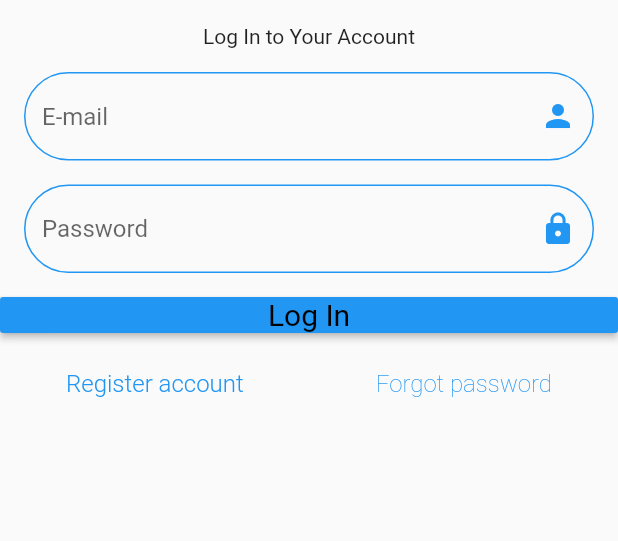
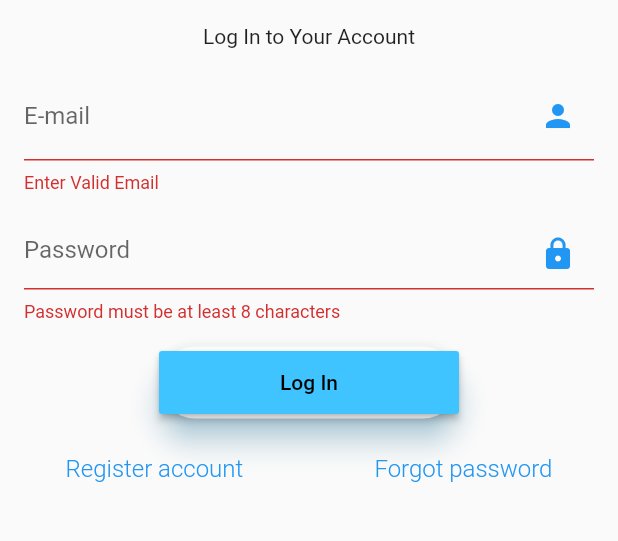
Before and after one commit to intan318/flutterproject, a Flutter app: the screen it shows after launch, after a tap on "Log In", on a phone screen of 412 x 824 dp, the part 258-799 px from its top. Run offline on Flutter 3.47's test engine with Material 2 defaults, Android fonts, the phone set to English and light mode, and no system bars.

Commit message:
added validation
validation for email and password

```diff
--- a/lib/login.dart
+++ b/lib/login.dart
@@ -6,9 +6,18 @@ class LoginPage extends StatefulWidget {
 }
 
 class _LoginPageState extends State<LoginPage> {
+  final _formKey = GlobalKey<FormState>();
+  bool validasi = false;
+  String email;
+  String password;
+
   @override
   Widget build(BuildContext context) {
+    return SingleChildScrollView(
+        child: Form(key: _formKey, autovalidate: validasi, child: FormLogin()));
+  }
 
+  Widget FormLogin() {
     return Column(
       children: <Widget>[
         Padding(
@@ -23,9 +32,14 @@ class _LoginPageState extends State<LoginPage> {
         Padding(
             padding: const EdgeInsets.only(left: 16.0, top: 16.0, right: 16.0),
             child: TextFormField(
+                validator: validasiEmail,
+                onSaved: (String em) {
+                  email = em;
+                },
                 keyboardType: TextInputType.emailAddress,
                 autofocus: false,
                 decoration: InputDecoration(
+                    labelText: 'E-mail',
                     hintText: 'E-mail',
                     suffixIcon: Icon(Icons.person, color: Colors.blue),
                     enabledBorder: OutlineInputBorder(
@@ -35,6 +49,10 @@ class _LoginPageState extends State<LoginPage> {
         Padding(
             padding: const EdgeInsets.only(left: 16.0, top: 16.0, right: 16.0),
             child: TextFormField(
+                validator: validasiPassword,
+                onSaved: (String p) {
+                  password = p;
+                },
                 obscureText: true,
                 autofocus: false,
                 decoration: InputDecoration(
@@ -46,31 +64,67 @@ class _LoginPageState extends State<LoginPage> {
                     )))),
         Padding(
           padding: EdgeInsets.symmetric(vertical: 16.0),
-          child: SizedBox(
-            width: double.infinity,
-            height: 24,
-            child: RaisedButton(
-            color: Colors.blue,
-            child: Text(
-              "Log In",
-              style: TextStyle(
-                  fontSize: 20.0, fontWeight: FontWeight.w400, color: Colors.black),
+          child: Material(
+            borderRadius: BorderRadius.circular(30.0),
+            shadowColor: Colors.lightBlueAccent.shade100,
+            elevation: 8.0,
+            child: MaterialButton(
+              minWidth: 200.0,
+              height: 42.0,
+              onPressed: () {
+                _validasiInputan();
+              },
+              color: Colors.lightBlueAccent,
+              child: Text('Log In', style: TextStyle(color: Colors.black)),
             ),
-            onPressed: () {},
-          )),
+          ),
         ),
-
         Padding(
-          padding: const EdgeInsets.only(top:8),
+          padding: const EdgeInsets.only(top: 8),
           child: Row(
             mainAxisAlignment: MainAxisAlignment.spaceAround,
             children: <Widget>[
-              Text("Register account", style: TextStyle(color: Colors.blue, fontSize: 16.0, fontWeight: FontWeight.w300)),
-              Text("Forgot password", style: TextStyle(color: Colors.blue, fontSize: 16.0, fontWeight: FontWeight.w200))
+              Text("Register account",
+                  style: TextStyle(
+                      color: Colors.blue,
+                      fontSize: 16.0,
+                      fontWeight: FontWeight.w300)),
+              Text("Forgot password",
+                  style: TextStyle(
+                      color: Colors.blue,
+                      fontSize: 16.0,
+                      fontWeight: FontWeight.w300))
             ],
           ),
         )
       ],
     );
   }
+
+  String validasiEmail(String email) {
+    Pattern pattern =
+        r'^(([^<>()[\]\\.,;:\s@\"]+(\.[^<>()[\]\\.,;:\s@\"]+)*)|(\".+\"))@((\[[0-9]{1,3}\.[0-9]{1,3}\.[0-9]{1,3}\.[0-9]{1,3}\])|(([a-zA-Z\-0-9]+\.)+[a-zA-Z]{2,}))$';
+    RegExp regex = new RegExp(pattern);
+    if (!regex.hasMatch(email))
+      return 'Enter Valid Email';
+    else
+      return null;
+  }
+
+  String validasiPassword(String pass) {
+    if (pass.length < 8)
+      return 'Password must be at least 8 characters';
+    else
+      return null;
+  }
+
+  void _validasiInputan() {
+    if (_formKey.currentState.validate()) {
+      _formKey.currentState.save();
+    } else {
+      setState(() {
+        validasi = true;
+      });
+    }
+  }
 }
```
